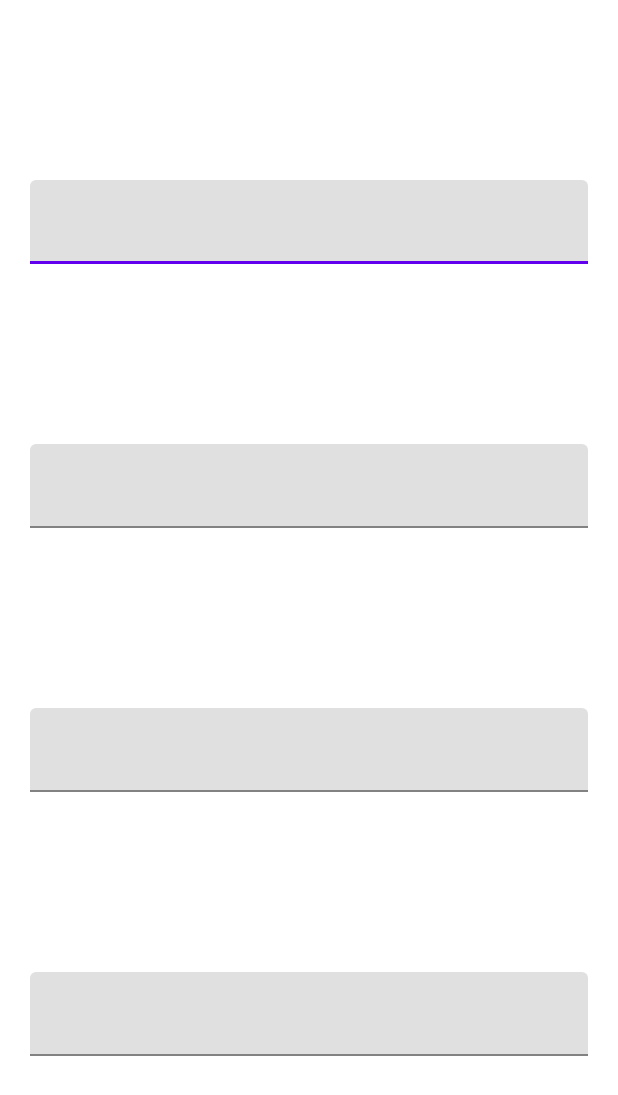
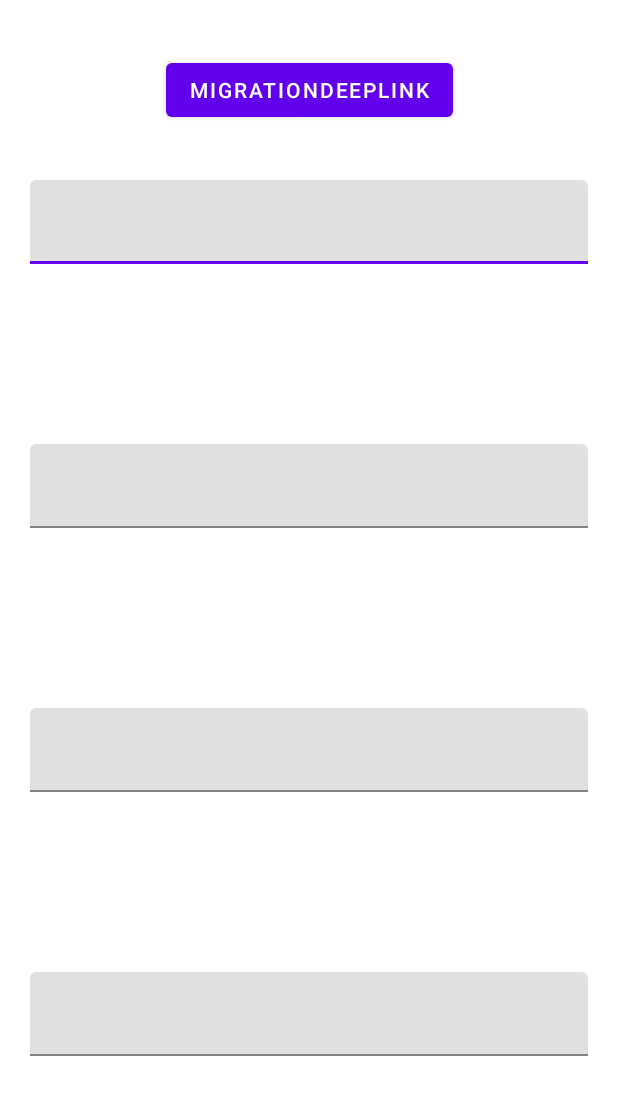
Before and after one commit to GeorgiSurchev/MigrationDeeplink, an Android app: the layout main_fragment.xml on its own in the app's theme, with its tools: preview values and no code run, on a phone screen of 412 x 824 dp. Shown: the top 1095 px of the screen. Run offline under Robolectric (Android 15) with nearby library versions, the phone set to English and light mode, and no system bars.

Commit message:
-add dataBinding,firebase-dynamic-link dependency -create DynamicLinkDataHelper.kt -add implementation for Dynamic Link creation in MainFragment.kt

```diff
--- a/app/src/main/java/com/example/migrationdeeplink/MainActivity.kt
+++ b/app/src/main/java/com/example/migrationdeeplink/MainActivity.kt
@@ -11,7 +11,7 @@ class MainActivity : AppCompatActivity() {
 		setContentView(R.layout.main_activity)
 		if (savedInstanceState == null) {
 			supportFragmentManager.beginTransaction()
-				.replace(R.id.container, MainFragment.newInstance())
+				.replace(R.id.container, MainFragment())
 				.commitNow()
 		}
 	}
--- a/app/src/main/res/layout/main_fragment.xml
+++ b/app/src/main/res/layout/main_fragment.xml
@@ -1,7 +1,13 @@
 <?xml version="1.0" encoding="utf-8"?>
-<androidx.constraintlayout.widget.ConstraintLayout xmlns:android="http://schemas.android.com/apk/res/android"
+<layout xmlns:android="http://schemas.android.com/apk/res/android"
 	xmlns:app="http://schemas.android.com/apk/res-auto"
-	xmlns:tools="http://schemas.android.com/tools"
+	xmlns:tools="http://schemas.android.com/tools">
+
+	<data>
+
+	</data>
+
+	<androidx.constraintlayout.widget.ConstraintLayout
 		android:id="@+id/main"
 		android:layout_width="match_parent"
 		android:layout_height="match_parent"
@@ -19,6 +25,7 @@
 			app:layout_constraintTop_toTopOf="parent">
 
 			<com.google.android.material.textfield.TextInputEditText
+				android:id="@+id/nameEt"
 				android:inputType="text"
 				android:layout_width="match_parent"
 				android:layout_height="wrap_content" />
@@ -35,6 +42,7 @@
 			app:layout_constraintTop_toBottomOf="@+id/name">
 
 			<com.google.android.material.textfield.TextInputEditText
+				android:id="@+id/surnameEt"
 				android:inputType="text"
 				android:layout_width="match_parent"
 				android:layout_height="wrap_content" />
@@ -51,6 +59,7 @@
 			app:layout_constraintTop_toBottomOf="@+id/surname">
 
 			<com.google.android.material.textfield.TextInputEditText
+				android:id="@+id/emailEt"
 				android:inputType="textEmailAddress"
 				android:layout_width="match_parent"
 				android:layout_height="wrap_content" />
@@ -67,10 +76,25 @@
 			app:layout_constraintTop_toBottomOf="@+id/email">
 
 			<com.google.android.material.textfield.TextInputEditText
+				android:id="@+id/phoneEt"
 				android:inputType="phone"
 				android:layout_width="match_parent"
 				android:layout_height="wrap_content" />
 
 		</com.google.android.material.textfield.TextInputLayout>
 
+		<com.google.android.material.button.MaterialButton
+			android:id="@+id/migration_deeplink_btn"
+			android:layout_width="wrap_content"
+			android:layout_height="wrap_content"
+			android:gravity="center"
+			android:text="@string/app_name"
+			app:layout_constraintBottom_toTopOf="@+id/name"
+			app:layout_constraintEnd_toEndOf="parent"
+			app:layout_constraintStart_toStartOf="parent"
+			app:layout_constraintTop_toTopOf="parent">
+
+		</com.google.android.material.button.MaterialButton>
+
 	</androidx.constraintlayout.widget.ConstraintLayout>
+</layout>
```
Also changed, not shown: app/build.gradle (+9 -3 lines), app/src/main/AndroidManifest.xml (+11 -1 lines), app/src/main/java/com/example/migrationdeeplink/DynamicLinkDataHelper.kt (added, +46 -0 lines), app/src/main/java/com/example/migrationdeeplink/ui/main/MainFragment.kt (+23 -9 lines). Lines whose indentation alone changed are shown as unchanged.
